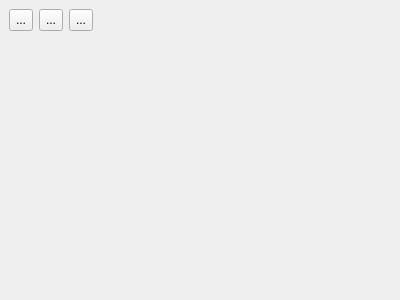
First picture: the form in ui/ui_feature_details.ui, repository gltn/stdm, before the edit.
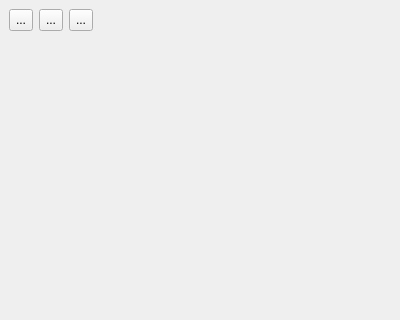
Second picture: the form after the edit. Icons and pictures are not drawn.

Commit message: Fixed qgis crash when using feature details and geometry tools

The edit to the form file:
```diff
--- a/ui/ui_feature_details.ui
+++ b/ui/ui_feature_details.ui
@@ -7,9 +7,15 @@
     <x>0</x>
     <y>0</y>
     <width>400</width>
-    <height>300</height>
+    <height>320</height>
    </rect>
   </property>
+  <property name="minimumSize">
+   <size>
+    <width>114</width>
+    <height>300</height>
+   </size>
+  </property>
   <property name="allowedAreas">
    <set>Qt::AllDockWidgetAreas</set>
   </property>
@@ -145,7 +151,7 @@
          <x>0</x>
          <y>0</y>
          <width>378</width>
-         <height>221</height>
+         <height>241</height>
         </rect>
        </property>
       </widget>
```
The commit also changes 8 other files.
